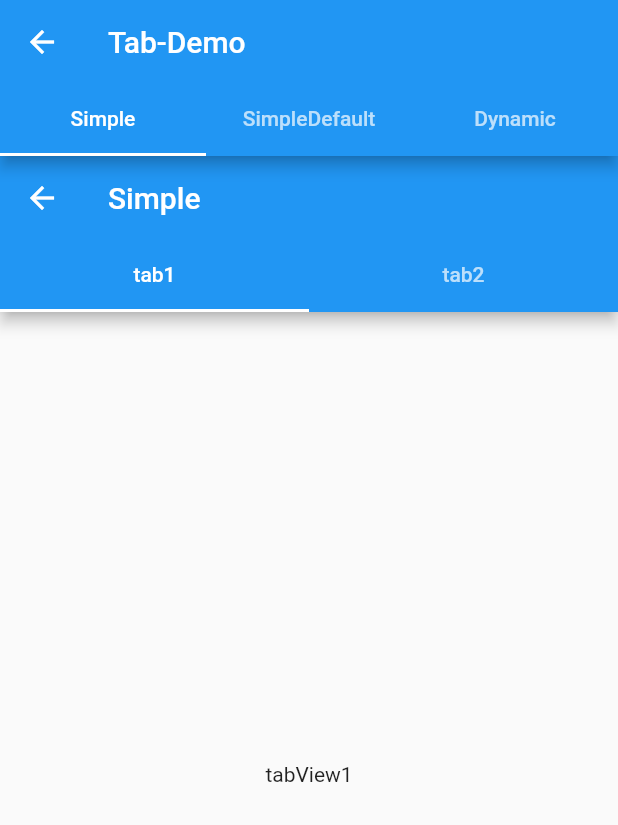
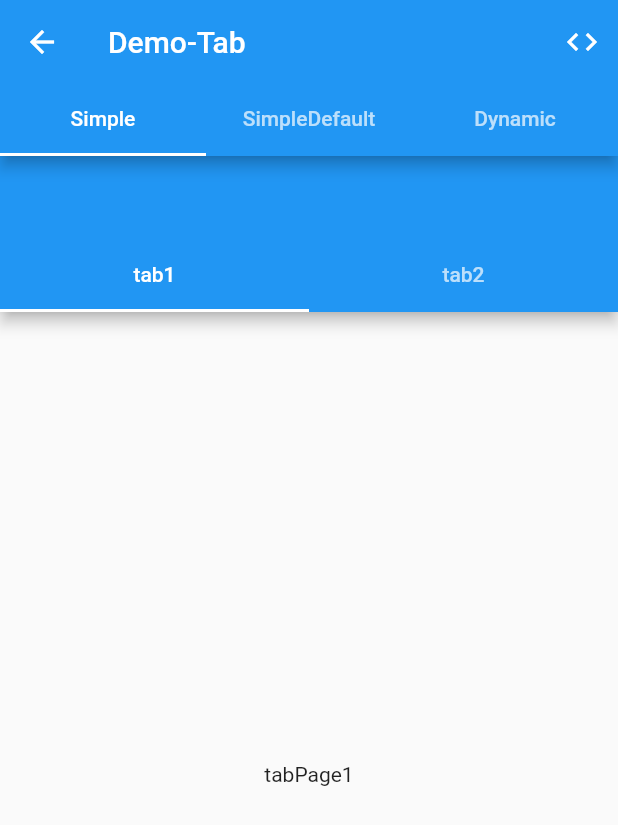
Before and after one commit to cairuoyu/flutter_demo, a Flutter app: the screen it shows after launch, after a tap on "Tabs", on a phone screen of 412 x 824 dp. Shown: the top 825 px of the screen. Run offline on Flutter 3.47's test engine with Material 2 defaults, Android fonts, the phone set to English and light mode, and no system bars; our stand-ins replace get.

Commit message:
封装通用代码，在routes里配置Demo

```diff
--- a/lib/main.dart
+++ b/lib/main.dart
@@ -10,6 +10,7 @@ class MyApp extends StatelessWidget {
   @override
   Widget build(BuildContext context) {
     return GetMaterialApp(
+      debugShowCheckedModeBanner: false,
       title: 'Flutter Demo',
       getPages: Routes.routes,
     );
--- /dev/null
+++ b/lib/model/demoItem.dart
@@ -0,0 +1,64 @@
+import 'package:flutter/material.dart';
+
+class DemoItem{
+  String id;
+  String name;
+  Widget widget;
+
+//<editor-fold desc="Data Methods" defaultstate="collapsed">
+
+  DemoItem({
+    this.id,
+    this.name,
+    this.widget,
+  });
+
+  DemoItem copyWith({
+    String id,
+    String name,
+    Widget widget,
+  }) {
+    return new DemoItem(
+      id: id ?? this.id,
+      name: name ?? this.name,
+      widget: widget ?? this.widget,
+    );
+  }
+
+  @override
+  String toString() {
+    return 'DemoItem{id: $id, name: $name, widget: $widget}';
+  }
+
+  @override
+  bool operator ==(Object other) =>
+      identical(this, other) ||
+      (other is DemoItem &&
+          runtimeType == other.runtimeType &&
+          id == other.id &&
+          name == other.name &&
+          widget == other.widget);
+
+  @override
+  int get hashCode => id.hashCode ^ name.hashCode ^ widget.hashCode;
+
+  factory DemoItem.fromMap(Map<String, dynamic> map) {
+    return new DemoItem(
+      id: map['id'] as String,
+      name: map['name'] as String,
+      widget: map['widget'] as Widget,
+    );
+  }
+
+  Map<String, dynamic> toMap() {
+    // ignore: unnecessary_cast
+    return {
+      'id': this.id,
+      'name': this.name,
+      'widget': this.widget,
+    } as Map<String, dynamic>;
+  }
+
+//</editor-fold>
+
+}
--- /dev/null
+++ b/lib/pages/demo/demo_browser.dart
@@ -0,0 +1,57 @@
+import 'package:flutter/material.dart';
+import 'package:flutter_demo/model/demoItem.dart';
+
+class DemoBrowser extends StatefulWidget {
+  final String title;
+  final List<DemoItem> demoItems;
+
+  const DemoBrowser({
+    Key key,
+    this.demoItems,
+    this.title,
+  }) : super(key: key);
+
+  @override
+  _DemoBrowserState createState() => _DemoBrowserState();
+}
+
+class _DemoBrowserState extends State<DemoBrowser> {
+  bool showCode = false;
+
+  @override
+  Widget build(BuildContext context) {
+    var tabs = widget.demoItems
+        .map((e) => Tab(
+              text: e.name,
+            ))
+        .toList();
+    var tabBarViews = widget.demoItems.map((e) => e.widget).toList();
+    var tabBarViewsCode = widget.demoItems
+        .map((e) => Center(
+              child: Text('Code...')
+            ))
+        .toList();
+
+    var result = DefaultTabController(
+      initialIndex: 0,
+      length: tabs.length,
+      child: Scaffold(
+        appBar: AppBar(
+          title: Text(widget.title),
+          bottom: TabBar(tabs: tabs),
+          actions: [
+            IconButton(
+              icon: Icon(showCode ? Icons.view_quilt : Icons.code),
+              onPressed: () {
+                showCode = !showCode;
+                setState(() {});
+              },
+            )
+          ],
+        ),
+        body: TabBarView(children: showCode ? tabBarViewsCode : tabBarViews),
+      ),
+    );
+    return result;
+  }
+}
--- a/lib/pages/demo/data.dart
+++ b/lib/pages/demo/tab/data.dart
@@ -6,6 +6,6 @@ List<Tab> tabs = <Tab>[
 ];
 
 List<Widget> tabBarViews = <Widget>[
-  Center(child: Text('tabView1')),
-  Center(child: Text('tabView2')),
+  Center(child: Text('tabPage1')),
+  Center(child: Text('tabPage2')),
 ];
--- a/lib/pages/demo/tab/tab_dynamic.dart
+++ b/lib/pages/demo/tab/tab_dynamic.dart
@@ -56,10 +56,7 @@ class _TabDynamicState extends State<TabDynamic> with TickerProviderStateMixin {
       controller: tabController,
     );
     var result = Scaffold(
-      appBar: AppBar(
-        title: Text('Dynamic'),
-        bottom: tabBar,
-      ),
+      appBar: AppBar(automaticallyImplyLeading: false, bottom: tabBar),
       body: tabBarView,
       floatingActionButton: FloatingActionButton(
         child: Icon(Icons.add),
--- a/lib/pages/demo/tab/tab_main.dart
+++ /dev/null
@@ -1,34 +0,0 @@
-import 'package:flutter/material.dart';
-import 'package:flutter_demo/pages/demo/tab/tab_dynamic.dart';
-import 'package:flutter_demo/pages/demo/tab/tab_simple.dart';
-import 'package:flutter_demo/pages/demo/tab/tab_simple_default.dart';
-
-class TabMain extends StatefulWidget {
-  @override
-  _TabMainState createState() => _TabMainState();
-}
-
-class _TabMainState extends State<TabMain> {
-  @override
-  Widget build(BuildContext context) {
-    var tabs = <Tab>[
-      Tab(text: 'Simple'),
-      Tab(text: 'SimpleDefault'),
-      Tab(text: 'Dynamic',)
-    ];
-    var tabBarViews = [
-      TabSimple(),
-      TabSimpleDefault(),
-      TabDynamic(),
-    ];
-    var result = DefaultTabController(
-      length: tabs.length,
-      initialIndex: 0,
-      child: Scaffold(
-        appBar: AppBar(title: Text('Tab-Demo'), bottom: TabBar(tabs: tabs)),
-        body: TabBarView(children: tabBarViews),
-      ),
-    );
-    return result;
-  }
-}
--- a/lib/pages/demo/tab/tab_simple.dart
+++ b/lib/pages/demo/tab/tab_simple.dart
@@ -1,6 +1,6 @@
 import 'package:flutter/material.dart';
 
-import '../data.dart';
+import 'data.dart';
 
 class TabSimple extends StatefulWidget {
   @override
@@ -20,7 +20,7 @@ class _TabSimpleState extends State<TabSimple> with TickerProviderStateMixin {
   Widget build(BuildContext context) {
     var result = Scaffold(
       appBar: AppBar(
-        title: Text('Simple'),
+        automaticallyImplyLeading: false,
         bottom: TabBar(controller: _tabController, tabs: tabs),
       ),
       body: TabBarView(controller: _tabController, children: tabBarViews),
--- a/lib/pages/demo/tab/tab_simple_default.dart
+++ b/lib/pages/demo/tab/tab_simple_default.dart
@@ -1,6 +1,6 @@
 import 'package:flutter/material.dart';
 
-import '../data.dart';
+import 'data.dart';
 
 class TabSimpleDefault extends StatelessWidget {
   @override
@@ -9,7 +9,7 @@ class TabSimpleDefault extends StatelessWidget {
       length: tabs.length,
       child: Scaffold(
         appBar: AppBar(
-          title: Text('SimpleDefault'),
+          automaticallyImplyLeading: false,
           bottom: TabBar(tabs: tabs),
         ),
         body: TabBarView(children: tabBarViews),
--- a/lib/pages/home/home_main.dart
+++ b/lib/pages/home/home_main.dart
@@ -1,6 +1,5 @@
 import 'package:flutter/material.dart';
 import 'package:flutter_demo/model/demo.dart';
-import 'package:flutter_demo/pages/demo/tab/tab_main.dart';
 import 'package:get/get.dart';
 
 class HomeMain extends StatefulWidget {
@@ -10,7 +9,7 @@ class HomeMain extends StatefulWidget {
 
 class _HomeMainState extends State<HomeMain> {
   List<Demo> list = <Demo>[
-    Demo(id: 'tabs', name: 'Tabs', routeName: '/tab', widget: TabMain(), icon: Icon(Icons.tab)),
+    Demo(id: 'tabs', name: 'Tabs', routeName: '/tab', icon: Icon(Icons.tab)),
     // Demo(id: 'buttons', name: 'Buttons', widget: Center(child: Text('开发中')), icon: Icon(Icons.smart_button)),
   ];
 
@@ -24,7 +23,9 @@ class _HomeMainState extends State<HomeMain> {
           leading: demo.icon,
           title: Text(demo.name),
           onTap: () {
-            demo.routeName == null ? Get.to(demo.widget) : Get.toNamed(demo.routeName);
+            demo.routeName == null
+                ? Get.to(demo.widget)
+                : Get.toNamed(demo.routeName);
           },
         );
       },
--- a/lib/routes/routes.dart
+++ b/lib/routes/routes.dart
@@ -1,6 +1,7 @@
+import 'package:flutter_demo/model/demoItem.dart';
+import 'package:flutter_demo/pages/demo/demo_browser.dart';
+import 'package:flutter_demo/pages/demo/tab/tab_dynamic.dart';
 import 'package:flutter_demo/pages/demo/tab/tab_simple.dart';
-import 'package:flutter_demo/pages/demo/tab/tab_dynamic.dart';
-import 'package:flutter_demo/pages/demo/tab/tab_main.dart';
 import 'package:flutter_demo/pages/demo/tab/tab_simple_default.dart';
 import 'package:flutter_demo/pages/home/home_main.dart';
 import 'package:get/get.dart';
@@ -13,22 +14,15 @@ class Routes {
       children: [
         GetPage(
           name: '/tab',
-          page: () => TabMain(),
+          page: () => DemoBrowser(
+            title: 'Demo-Tab',
+            demoItems: [
+              DemoItem(name: 'Simple', widget: TabSimple()),
+              DemoItem(name: 'SimpleDefault', widget: TabSimpleDefault()),
+              DemoItem(name: 'Dynamic', widget: TabDynamic()),
+            ],
+          ),
         ),
-        GetPage(name: '/tab', page: () => TabMain(), children: [
-          GetPage(
-            name: '/simple',
-            page: () => TabSimple(),
-          ),
-          GetPage(
-            name: '/simpleDefault',
-            page: () => TabSimpleDefault(),
-          ),
-          GetPage(
-            name: '/dynamic',
-            page: () => TabDynamic(),
-          ),
-        ]),
       ],
     ),
   ];
```
